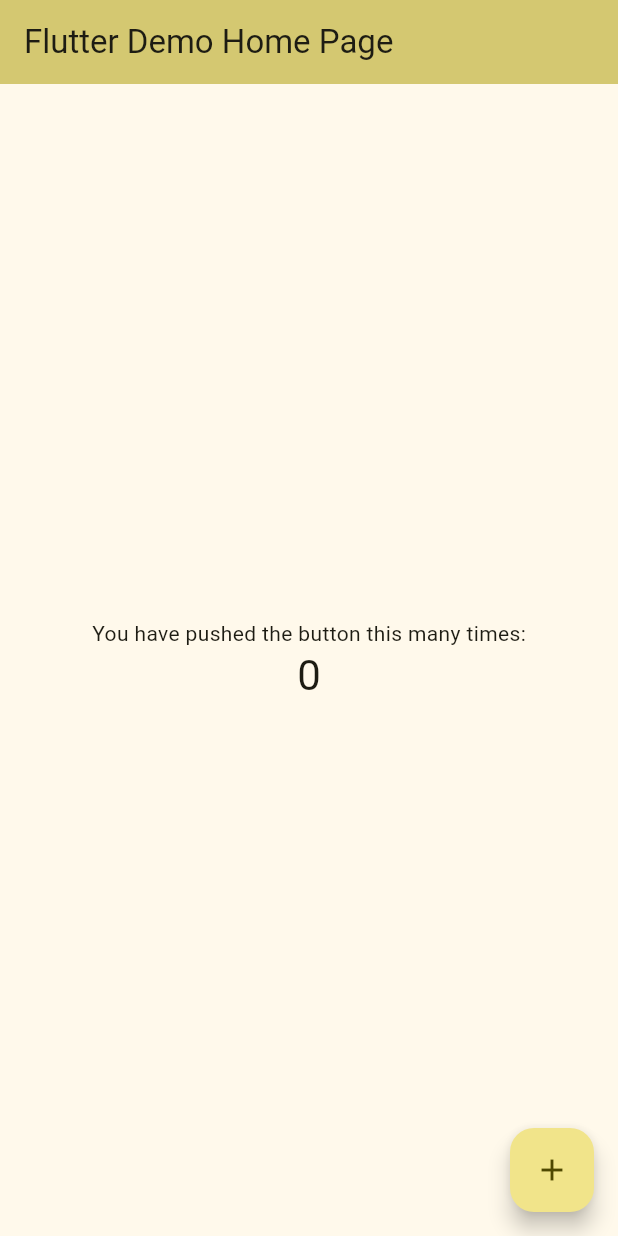
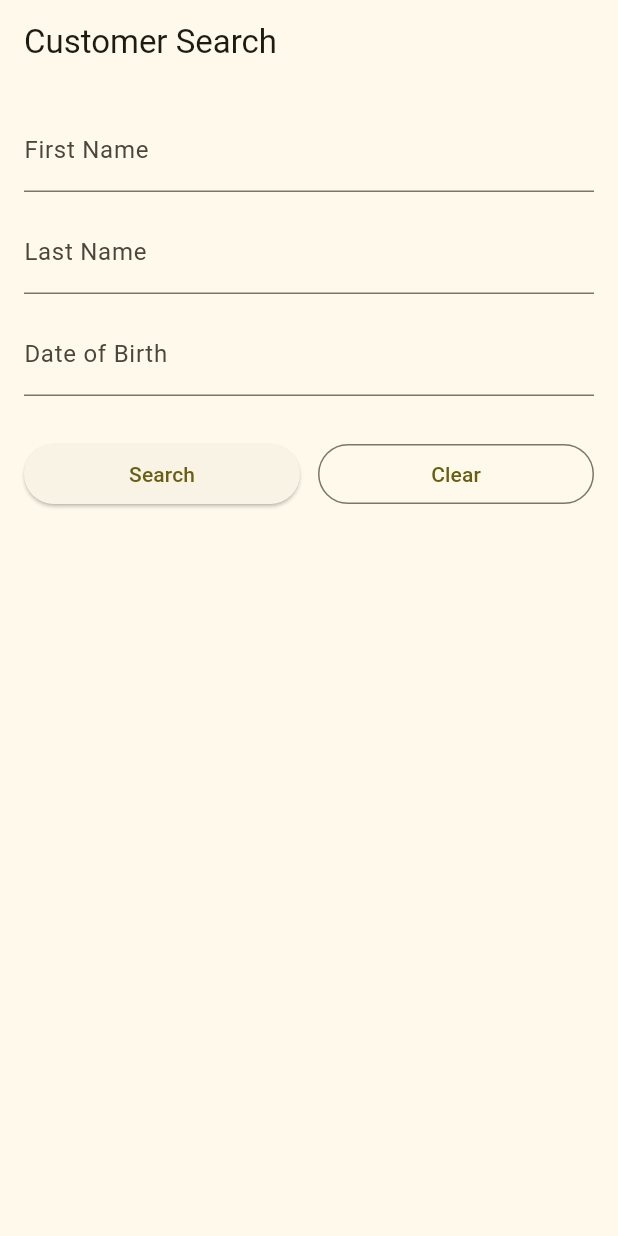
Before and after one commit to naincy975/care24.7, a Flutter app: the screen it shows after launch, on a phone screen of 412 x 824 dp. Run offline on Flutter 3.47's test engine with Material 3 defaults, Android fonts, the phone set to English and light mode, and no system bars.

Commit message:
Added the search and results screen for customer info.

```diff
--- a/lib/main.dart
+++ b/lib/main.dart
@@ -1,7 +1,16 @@
 import 'package:flutter/material.dart';
+import 'package:provider/provider.dart';
+
+import 'state/customer_search_state.dart';
+import 'screens/customer_search_screen.dart';
 
 void main() {
-  runApp(const MyApp());
+  runApp(
+    ChangeNotifierProvider(
+      create: (context) => CustomerSearchState(),
+      child: const MyApp(),
+    ),
+  );
 }
 
 class MyApp extends StatelessWidget {
@@ -12,7 +21,7 @@
     return MaterialApp(
       title: 'Flutter Demo',
       theme: ThemeData(colorScheme: .fromSeed(seedColor: Colors.yellow)),
-      home: const MyHomePage(title: 'Flutter Demo Home Page'),
+      home: const CustomerSearchScreen(),
     );
   }
 }
--- /dev/null
+++ b/lib/screens/customer_search_screen.dart
@@ -0,0 +1,97 @@
+import 'package:flutter/material.dart';
+
+import '../config/search_config.dart';
+import '../widgets/dynamic_field.dart';
+
+import 'package:provider/provider.dart';
+
+import 'customer_results_screen.dart';
+import '../state/customer_search_state.dart';
+
+class CustomerSearchScreen extends StatefulWidget {
+  const CustomerSearchScreen({super.key});
+
+  @override
+  State<CustomerSearchScreen> createState() => _CustomerSearchScreenState();
+}
+
+class _CustomerSearchScreenState extends State<CustomerSearchScreen> {
+  final Map<String, TextEditingController> _controllers = {};
+
+  @override
+  void initState() {
+    super.initState();
+    for (final field in searchConfig) {
+      _controllers[field.key] = TextEditingController();
+    }
+  }
+
+  @override
+  void dispose() {
+    for (final controller in _controllers.values) {
+      controller.dispose();
+    }
+    super.dispose();
+  }
+
+  @override
+  Widget build(BuildContext context) {
+    final sortedFields = [...searchConfig]
+      ..sort((a, b) => a.renderOrder.compareTo(b.renderOrder));
+
+    return Scaffold(
+      appBar: AppBar(title: const Text('Customer Search')),
+      body: Padding(
+        padding: const EdgeInsets.all(16.0),
+        child: Column(
+          children: [
+            for (final field in sortedFields)
+              Padding(
+                padding: const EdgeInsets.only(bottom: 12.0),
+                child: DynamicField(
+                  config: field,
+                  controller: _controllers[field.key]!,
+                ),
+              ),
+            const SizedBox(height: 16),
+            Row(
+              children: [
+                Expanded(
+                  child: ElevatedButton(
+                    onPressed: () {
+                      final state = context.read<CustomerSearchState>();
+                      state.search();
+                      Navigator.push(
+                        context,
+                        MaterialPageRoute(
+                          builder: (context) => const CustomerResultsScreen(),
+                        ),
+                      );
+                    },
+                    child: const Text('Search'),
+                  ),
+                ),
+                const SizedBox(width: 12),
+                Expanded(
+                  child: OutlinedButton(
+                    onPressed: () {
+                      final state = context.read<CustomerSearchState>();
+                      state.search();
+                      Navigator.push(
+                        context,
+                        MaterialPageRoute(
+                          builder: (context) => const CustomerResultsScreen(),
+                        ),
+                      );
+                    },
+                    child: const Text('Clear'),
+                  ),
+                ),
+              ],
+            ),
+          ],
+        ),
+      ),
+    );
+  }
+}
--- /dev/null
+++ b/lib/state/customer_search_state.dart
@@ -0,0 +1,35 @@
+import 'package:flutter/foundation.dart';
+
+import '../models/customer.dart';
+import '../data/customer_api.dart';
+
+enum SearchStatus { initial, loading, success, empty, error }
+
+class CustomerSearchState extends ChangeNotifier {
+  final CustomerApi _api = CustomerApi();
+  SearchStatus status = SearchStatus.initial;
+
+  List<Customer> results = [];
+  String errMsg = '';
+
+  Future<void> search() async {
+    status = SearchStatus.loading;
+    notifyListeners();
+
+    try {
+      final customers = await _api.fetchCustomers();
+      if (customers.isEmpty) {
+        status = SearchStatus.empty;
+      } else {
+        results = customers;
+        status = SearchStatus.success;
+      }
+    } catch (e) {
+      results = [];
+      errMsg = 'Something went wrong. Please try again.';
+      status = SearchStatus.error;
+      print('SEARCH ERROR: $e');
+    }
+    notifyListeners();
+  }
+}
--- /dev/null
+++ b/lib/widgets/dynamic_field.dart
@@ -0,0 +1,52 @@
+import 'package:flutter/material.dart';
+
+import '../config/search_config.dart';
+
+class DynamicField extends StatelessWidget {
+  final FieldConfig config;
+  final TextEditingController controller;
+
+  const DynamicField({
+    super.key,
+    required this.config,
+    required this.controller,
+  });
+
+  @override
+  Widget build(BuildContext context) {
+    if (config.type == FieldType.text) {
+      return TextField(
+        controller: controller,
+        decoration: InputDecoration(
+          labelText: config.label,
+          hintText: config.placeholder,
+        ),
+      );
+    }
+
+    if (config.type == FieldType.date) {
+      return TextField(
+        controller: controller,
+        readOnly: true,
+        decoration: InputDecoration(
+          labelText: config.label,
+          hintText: config.placeholder,
+        ),
+        onTap: () async {
+          final pickedDate = await showDatePicker(
+            context: context,
+            initialDate: DateTime.now(),
+            firstDate: DateTime(1900),
+            lastDate: DateTime.now(),
+          );
+
+          if (pickedDate != null) {
+            controller.text =
+                '${pickedDate.year}-${pickedDate.month.toString().padLeft(2, '0')}-${pickedDate.day.toString().padLeft(2, '0')}';
+          }
+        },
+      );
+    }
+    return const SizedBox.shrink();
+  }
+}
--- a/pubspec.yaml
+++ b/pubspec.yaml
@@ -35,6 +35,7 @@
   # Use with the CupertinoIcons class for iOS style icons.
   cupertino_icons: ^1.0.8
   http: ^1.2.0
+  provider: ^6.1.2
 dev_dependencies:
   flutter_test:
     sdk: flutter
```
Also changed, not shown: lib/screens/customer_results_screen.dart (added, +84 -0 lines), pubspec.lock.
